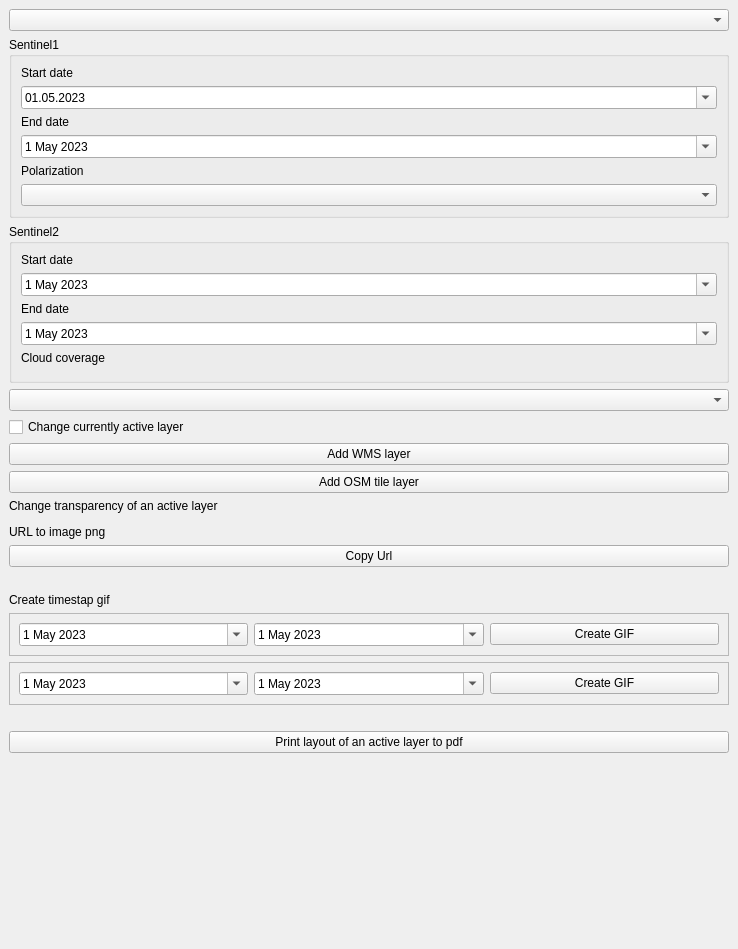
First picture: the form in sentinel_wms_dockwidget_base.ui, repository bojas144/sentinel_wms, before the edit.
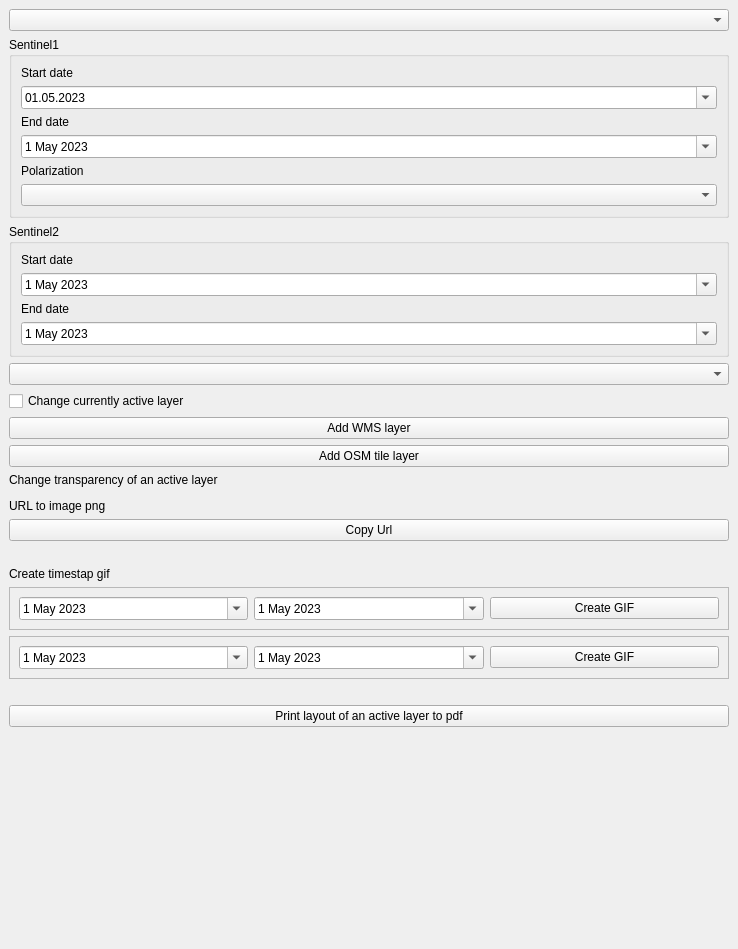
Second picture: the form after the edit. Icons and pictures are not drawn. Custom widgets are drawn as their Qt base class.

Commit message: deleted maxCC for sentintel2 as param

Diff of the .ui file:
```diff
--- a/sentinel_wms_dockwidget_base.ui
+++ b/sentinel_wms_dockwidget_base.ui
@@ -203,16 +203,6 @@
          </property>
         </widget>
        </item>
-       <item>
-        <widget class="QLabel" name="label_7">
-         <property name="text">
-          <string>Cloud coverage</string>
-         </property>
-        </widget>
-       </item>
-       <item>
-        <widget class="QgsOpacityWidget" name="qowMaxCc"/>
-       </item>
       </layout>
      </widget>
     </item>
```
The commit also changes 2 other files.
